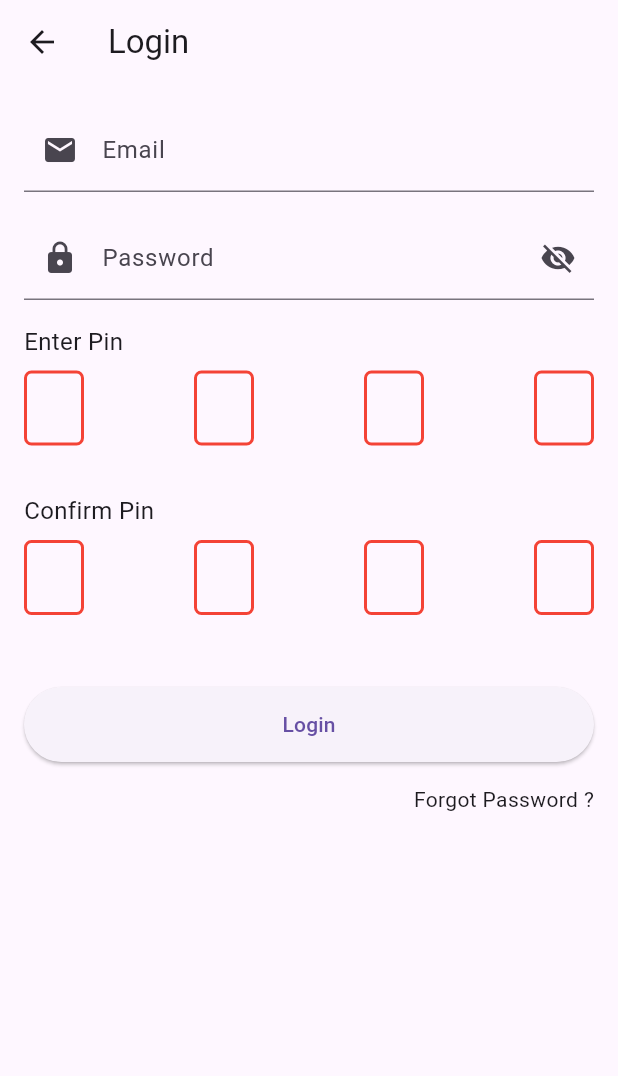
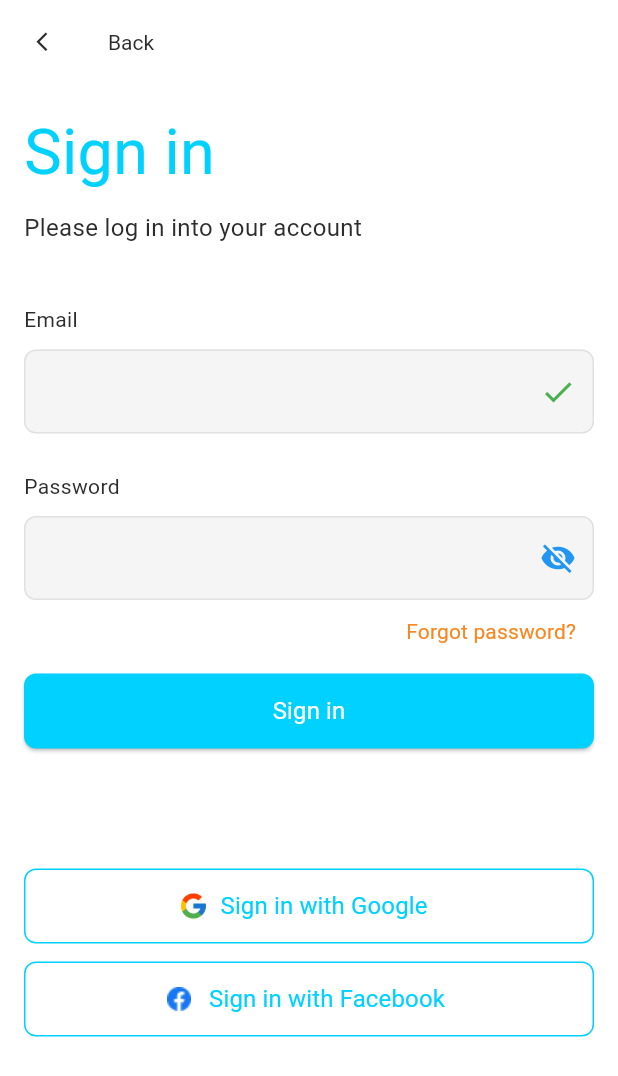
Before and after one commit to North-Star-Metrics-dev/ntsmetrics, a Flutter app: the LoginScreen screen opened directly, on a phone screen of 412 x 824 dp. Shown: the top 1076 px of the screen. Run offline on Flutter 3.47's test engine with Material 3 defaults, Android fonts, the phone set to English and light mode, and no system bars; drawn by our look-alikes of pin_code_fields; our stand-ins replace google_fonts; Roboto replaces fonts that are missing (Alata).

Commit message:
login_screen added

```diff
--- a/lib/login/view/login_screen.dart
+++ b/lib/login/view/login_screen.dart
@@ -1,4 +1,5 @@
 import 'package:flutter/material.dart';
+import 'package:google_fonts/google_fonts.dart';
 
 import 'package:ntsmetrics/forgotpasswprd/view/forgot_password_screen.dart';
 import 'package:pin_code_fields/pin_code_fields.dart';
@@ -16,8 +17,25 @@ class _LoginScreenState extends State<LoginScreen> {
   @override
   Widget build(BuildContext context) {
     return Scaffold(
+      backgroundColor: Colors.white,
       appBar: AppBar(
-        title: Text('Login'),
+        leading: IconButton(
+          icon: Icon(Icons.arrow_back_ios_new,
+            color: Color(0xFF2C2C2C),
+            size: 15,
+          ),
+          onPressed: () {
+            // Handle back button press
+          },
+        ),
+        title: Text('Back',
+          style: GoogleFonts.alata(
+            fontSize: 14,
+            fontWeight: FontWeight.w400,
+            color: Color(0xFF2C2C2C),
+          ),
+        ),
+        backgroundColor: Colors.white,
       ),
       body: Padding(
         padding: const EdgeInsets.all(16.0),
@@ -29,13 +47,68 @@ class _LoginScreenState extends State<LoginScreen> {
               crossAxisAlignment: CrossAxisAlignment
                   .start, // Aligns all child widgets to the left
               children: [
+                //sign in text
+                Text(
+                  'Sign in',
+                  style: GoogleFonts.alata(
+                    fontSize: 42,
+                    fontWeight: FontWeight.w400,
+                    color: Color(0xFF00D1FF),
+                  ),
+                ),
+                SizedBox(height: 8),
+
+                //sign in text
+                Text(
+                  'Please log in into your account',
+                  style: GoogleFonts.alata(
+                    fontSize: 16,
+                    fontWeight: FontWeight.w400,
+                    color: Color(0xFF2C2C2C),
+                  ),
+                ),
+                SizedBox(height: 40),
+
                 // Email TextField with Icon
+                Align(
+                  alignment: Alignment.centerLeft,
+                  child: Padding(
+                    padding: const EdgeInsets.only(bottom: 10),
+                    child: Text('Email',
+                        style: GoogleFonts.alata(
+                          fontSize: 14,
+                          fontWeight: FontWeight.w400,
+                          color: Color(0xFF2C2C2C),
+                        ),
+                    ),
+                  ),
+                ),
                 TextFormField(
+                  style: GoogleFonts.alata(
+                    fontSize: 16,
+                    fontWeight: FontWeight.w400,
+                    color: Color(0xFF2C2C2C),
+                  ),
                   decoration: InputDecoration(
-                    labelText: 'Email',
-                    prefixIcon: Icon(Icons.email),
+                    //labelText: 'Email',
+                    suffixIcon: Icon(Icons.check, color: Colors.green),
+                    filled: true ,
+                    fillColor: Color(0xFFF5F5F5),
+                    border: OutlineInputBorder(
+                      borderRadius: BorderRadius.circular(8),
+                      borderSide: BorderSide(color: Color(0xFFE1E1E1),width: 1 )
+                    ),
+                    enabledBorder: OutlineInputBorder(
+                        borderRadius: BorderRadius.circular(8),
+                        borderSide: BorderSide(color: Color(0xFFE1E1E1), width: 1.0),
+                    ),
+                    focusedBorder: OutlineInputBorder(
+                        borderRadius: BorderRadius.circular(8),
+                        borderSide: BorderSide(color: Color(0xFF00AEF7), width: 2.0),
+                    ),
                   ),
                   keyboardType: TextInputType.emailAddress,
+                  cursorColor: Color(0xFF00Aef7),
                   validator: (value) {
                     if (value == null || value.isEmpty) {
                       return 'Please enter your email';
@@ -45,18 +118,36 @@ class _LoginScreenState extends State<LoginScreen> {
                   },
                   onSaved: (value) => email = value,
                 ),
-                SizedBox(height: 16),
+                SizedBox(height: 25),
 
                 // Password TextField with Eye Icon to show/hide password
+                Align(
+                  alignment: Alignment.centerLeft,
+                  child: Padding(
+                    padding: const EdgeInsets.only(bottom: 10),
+                    child: Text('Password',
+                      style: GoogleFonts.alata(
+                        fontSize: 14,
+                        fontWeight: FontWeight.w400,
+                        color: Color(0xFF2C2C2C),
+                      ),
+                    ),
+                  ),
+                ),
                 TextFormField(
+                  style: GoogleFonts.plusJakartaSans(
+                    fontSize: 16,
+                    fontWeight: FontWeight.w600,
+                    color: Color(0xFF2C2C2C),
+                  ),
                   decoration: InputDecoration(
-                    labelText: 'Password',
-                    prefixIcon: Icon(Icons.lock),
+                    //labelText: 'Password',
                     suffixIcon: IconButton(
                       icon: Icon(
                         _isPasswordVisible
                             ? Icons.visibility
                             : Icons.visibility_off,
+                        color: Colors.blue,
                       ),
                       onPressed: () {
                         setState(() {
@@ -64,8 +155,23 @@ class _LoginScreenState extends State<LoginScreen> {
                         });
                       },
                     ),
+                    filled: true ,
+                    fillColor: Color(0xFFF5F5F5),
+                    border: OutlineInputBorder(
+                        borderRadius: BorderRadius.circular(8),
+                        borderSide: BorderSide(color: Color(0xFFE1E1E1),width: 1 )
+                    ),
+                    enabledBorder: OutlineInputBorder(
+                      borderRadius: BorderRadius.circular(8),
+                      borderSide: BorderSide(color: Color(0xFFE1E1E1), width: 1.0),
+                    ),
+                    focusedBorder: OutlineInputBorder(
+                      borderRadius: BorderRadius.circular(8),
+                      borderSide: BorderSide(color: Color(0xFF00AEF7), width: 2.0),
+                    ),
                   ),
                   obscureText: !_isPasswordVisible,
+                  cursorColor: Color(0xFF00Aef7),
                   validator: (value) {
                     if (value == null || value.isEmpty) {
                       return 'Please enter your password';
@@ -74,78 +180,33 @@ class _LoginScreenState extends State<LoginScreen> {
                   },
                   onSaved: (value) => password = value,
                 ),
-                SizedBox(height: 16),
 
-                // Align "Enter Pin" to the left
+                //forget password button
                 Align(
-                  alignment: Alignment.centerLeft,
+                  alignment: Alignment.centerRight,
+                  child: TextButton(
+                    onPressed: () {
+                      // Handle forgot password
+                    },
+                    child: Padding(
+                      padding: const EdgeInsets.only(bottom:10,top: 3),
                       child: Text(
-                    'Enter Pin',
-                    style: TextStyle(fontSize: 16),
+                        'Forgot password?',
+                        style: GoogleFonts.alata(
+                          fontSize: 14,
+                          fontWeight: FontWeight.w400,
+                          color: Color(0xFFF78720),
                         ),
                       ),
-                SizedBox(height: 8),
-
-                // Pin TextField using PinCodeTextField for OTP-style input
-                PinCodeTextField(
-                  appContext: context,
-                  length: 4,
-                  obscureText: false,
-                  keyboardType: TextInputType.number,
-                  animationType: AnimationType.fade,
-                  pinTheme: PinTheme(
-                    shape: PinCodeFieldShape.box,
-                    borderRadius: BorderRadius.circular(5),
-                    fieldHeight: 50,
-                    fieldWidth: 40,
-                    activeFillColor: Colors.white,
-                  ),
-                  onChanged: (value) {},
-                  onCompleted: (value) {
-                    pin = value;
-                  },
-                ),
-                SizedBox(height: 16),
-
-                // Align "Confirm Pin" to the left
-                Align(
-                  alignment: Alignment.centerLeft,
-                  child: Text(
-                    'Confirm Pin',
-                    style: TextStyle(fontSize: 16),
                     ),
                   ),
-                SizedBox(height: 8),
+                ),
 
-                // Confirm Pin TextField using PinCodeTextField for OTP-style input
-                PinCodeTextField(
-                  appContext: context,
-                  length: 4,
-                  obscureText: false,
-                  keyboardType: TextInputType.number,
-                  animationType: AnimationType.fade,
-                  pinTheme: PinTheme(
-                    shape: PinCodeFieldShape.box,
-                    borderRadius: BorderRadius.circular(5),
-                    fieldHeight: 50,
-                    fieldWidth: 40,
-                    activeFillColor: Colors.white,
-                  ),
-                  onChanged: (value) {},
-                  onCompleted: (value) {
-                    confirmPin = value;
-                    if (confirmPin != pin) {
-                      // Show error if pins do not match
-                      ScaffoldMessenger.of(context).showSnackBar(SnackBar(
-                        content: Text('Pins do not match'),
-                      ));
-                    }
-                  },
-                ),
-                SizedBox(height: 32),
-
-                // Submit Button
-                ElevatedButton(
+                // Sign In Button
+                SizedBox(
+                  width: double.infinity,
+                  height: 50,
+                  child: ElevatedButton(
                     onPressed: () {
                       if (_formKey.currentState!.validate()) {
                         _formKey.currentState!.save();
@@ -159,26 +220,86 @@ class _LoginScreenState extends State<LoginScreen> {
                         print('Email: $email, Password: $password, Pin: $pin');
                       }
                     },
-                  child: Text('Login'),
                     style: ElevatedButton.styleFrom(
-                    minimumSize: Size(double.infinity, 50),
+                      backgroundColor: Color(0xFF00D1FF),
+                      shape: RoundedRectangleBorder(
+                        borderRadius: BorderRadius.circular(8),
+                      ),
+                    ),
+                    child: Text(
+                      'Sign in',
+                      style: GoogleFonts.alata(
+                        fontSize: 16,
+                        fontWeight: FontWeight.w400,
+                        color: Color(0xFFFFFFFF),
+                      ),
+                    ),
                   ),
                 ),
 
+                SizedBox(height: 80,),
+
+                //Sign in with google & sign in with fb button
                 SizedBox(
-                  height: 15,
+                  width: double.infinity,
+                  height: 50,
+                  child: OutlinedButton.icon(
+                    onPressed: () {
+                      // Handle sign in with Google
+                    },
+                    icon: Image.asset(
+                      'assets/google_logo.png',
+                      width: 20,
+                      height: 20,
                     ),
-                Align(
-                    alignment: Alignment.centerRight,
-                    child: InkWell(
-                        onTap: () {
-                          Navigator.push(
-                            context,
-                            MaterialPageRoute(
-                                builder: (context) => ForgotPasswordScreen()),
-                          );
+                    label: Text('Sign in with Google',
+                      style: GoogleFonts.alata(
+                        fontSize: 16,
+                        fontWeight: FontWeight.w400,
+                        color: Color(0xFF00D1FF),
+                      ),
+                    ),
+                    style: OutlinedButton.styleFrom(
+                      shape: RoundedRectangleBorder(
+                        borderRadius: BorderRadius.circular(8),
+                      ),
+                      side: BorderSide(color: Color(0xFF00D1FF,)),
+                    ),
+                  ),
+                ),
+                SizedBox(height: 12),
+                SizedBox(
+                  width: double.infinity,
+                  height: 50,
+                  child: OutlinedButton.icon(
+                    onPressed: () {
+                      // Handle sign in with Facebook
                     },
-                        child: Text('Forgot Password ?')))
+                    // icon: Image.network(
+                    //   'https://upload.wikimedia.org/wikipedia/commons/thumb/1/1b/Facebook_icon.svg/512px-Facebook_icon.svg.png',
+                    //   width: 24,
+                    //   height: 24,
+                    // ),
+                    icon: Image.asset(
+                      'assets/fb_logo.png',
+                      width: 24,
+                      height: 24,
+                    ),
+                    label: Text('Sign in with Facebook',
+                      style: GoogleFonts.alata(
+                        fontSize: 16,
+                        fontWeight: FontWeight.w400,
+                        color: Color(0xFF00D1FF),
+                      ),
+                    ),
+                    style: OutlinedButton.styleFrom(
+                      shape: RoundedRectangleBorder(
+                        borderRadius: BorderRadius.circular(8),
+                      ),
+                      side: BorderSide(color: Color(0xFF00D1FF,)),
+                    ),
+                  ),
+                ),
               ],
             ),
           ),
--- a/pubspec.yaml
+++ b/pubspec.yaml
@@ -35,6 +35,7 @@ dependencies:
   # The following adds the Cupertino Icons font to your application.
   # Use with the CupertinoIcons class for iOS style icons.
   cupertino_icons: ^1.0.2
+  google_fonts: ^6.2.1
 
 dev_dependencies:
   flutter_test:
@@ -64,6 +65,7 @@ flutter:
     - assets/crypto_icons.png
     - assets/logo.png
     - assets/google_logo.png
+    - assets/fb_logo.png
   #   - images/a_dot_burr.jpeg
   #   - images/a_dot_ham.jpeg
 
```
Also changed, not shown: assets/fb_logo.png (added), pubspec.lock, 2 other files. Lines whose indentation alone changed are shown as unchanged.
